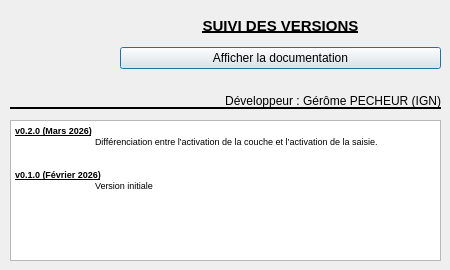
The window that aproposde.ui (IGNF/objets-preferes-qgis-plugin) describes before a commit, drawn with Qt 5.
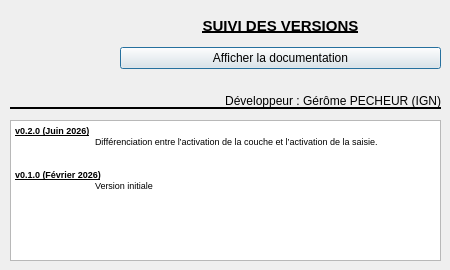
The same window after the commit. Icons and pictures are not drawn.

Diff of the .ui file:
```diff
--- a/aproposde.ui
+++ b/aproposde.ui
@@ -100,7 +100,7 @@
 &lt;html&gt;&lt;head&gt;&lt;meta name=&quot;qrichtext&quot; content=&quot;1&quot; /&gt;&lt;style type=&quot;text/css&quot;&gt;
 p, li { white-space: pre-wrap; }
 &lt;/style&gt;&lt;/head&gt;&lt;body style=&quot; font-family:'MS Shell Dlg 2'; font-size:8.25pt; font-weight:400; font-style:normal;&quot;&gt;
-&lt;p style=&quot; margin-top:0px; margin-bottom:0px; margin-left:0px; margin-right:0px; -qt-block-indent:0; text-indent:0px;&quot;&gt;&lt;span style=&quot; font-size:7pt; font-weight:600; text-decoration: underline;&quot;&gt;v0.2.0 (Mars 2026)&lt;/span&gt;&lt;/p&gt;
+&lt;p style=&quot; margin-top:0px; margin-bottom:0px; margin-left:0px; margin-right:0px; -qt-block-indent:0; text-indent:0px;&quot;&gt;&lt;span style=&quot; font-size:7pt; font-weight:600; text-decoration: underline;&quot;&gt;v0.2.0 (Juin 2026)&lt;/span&gt;&lt;/p&gt;
 &lt;p style=&quot; margin-top:0px; margin-bottom:0px; margin-left:0px; margin-right:0px; -qt-block-indent:0; text-indent:0px;&quot;&gt;&lt;span style=&quot; font-size:7pt;&quot;&gt;	Différenciation entre l’activation de la couche et l’activation de la saisie.&lt;/span&gt;&lt;/p&gt;
 &lt;p style=&quot;-qt-paragraph-type:empty; margin-top:0px; margin-bottom:0px; margin-left:0px; margin-right:0px; -qt-block-indent:0; text-indent:0px; font-size:7pt;&quot;&gt;&lt;br /&gt;&lt;/p&gt;
 &lt;p style=&quot;-qt-paragraph-type:empty; margin-top:0px; margin-bottom:0px; margin-left:0px; margin-right:0px; -qt-block-indent:0; text-indent:0px; font-size:7pt;&quot;&gt;&lt;br /&gt;&lt;/p&gt;
```
